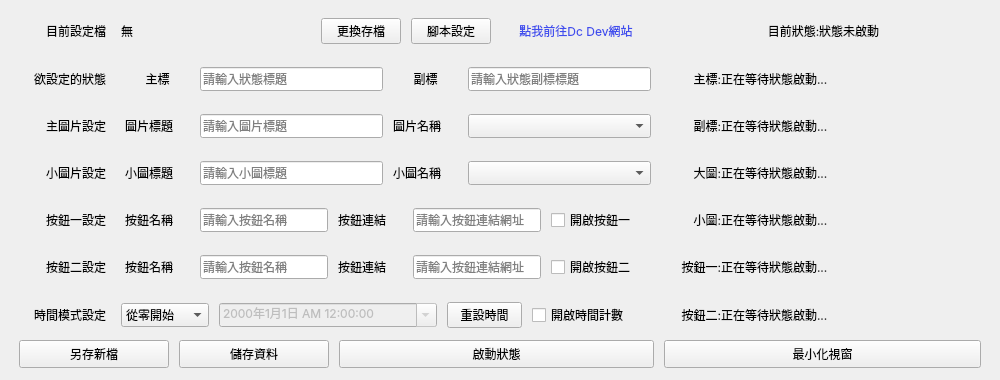
Qt form pyqt ui/main.ui (Evanlau1798/discord-RPC-editor) before a commit.
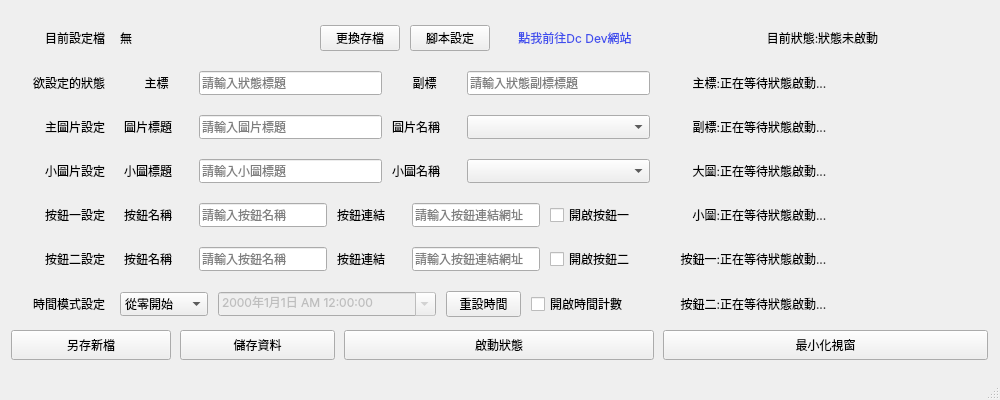
The same form after that commit. Icons and pictures are not drawn.

What changed in the file:
```diff
--- a/pyqt ui/main.ui
+++ b/pyqt ui/main.ui
@@ -10,11 +10,11 @@
     <x>0</x>
     <y>0</y>
     <width>1000</width>
-    <height>380</height>
+    <height>400</height>
    </rect>
   </property>
   <property name="sizePolicy">
-   <sizepolicy hsizetype="Fixed" vsizetype="Fixed">
+   <sizepolicy hsizetype="Minimum" vsizetype="Minimum">
     <horstretch>0</horstretch>
     <verstretch>0</verstretch>
    </sizepolicy>
@@ -22,13 +22,13 @@
   <property name="minimumSize">
    <size>
     <width>1000</width>
-    <height>380</height>
+    <height>400</height>
    </size>
   </property>
   <property name="maximumSize">
    <size>
     <width>1000</width>
-    <height>405</height>
+    <height>400</height>
    </size>
   </property>
   <property name="sizeIncrement">
@@ -72,21 +72,52 @@
    <enum>QTabWidget::Rounded</enum>
   </property>
   <widget class="QWidget" name="centralwidget">
+   <property name="sizePolicy">
+    <sizepolicy hsizetype="Maximum" vsizetype="Maximum">
+     <horstretch>0</horstretch>
+     <verstretch>0</verstretch>
+    </sizepolicy>
+   </property>
+   <property name="minimumSize">
+    <size>
+     <width>1000</width>
+     <height>370</height>
+    </size>
+   </property>
+   <property name="maximumSize">
+    <size>
+     <width>1000</width>
+     <height>370</height>
+    </size>
+   </property>
    <property name="autoFillBackground">
     <bool>false</bool>
    </property>
    <property name="styleSheet">
     <string notr="true"/>
    </property>
-   <widget class="QWidget" name="gridLayoutWidget">
-    <property name="geometry">
-     <rect>
-      <x>0</x>
-      <y>0</y>
-      <width>1001</width>
-      <height>341</height>
-     </rect>
+   <layout class="QVBoxLayout" name="verticalLayout_2">
+    <property name="leftMargin">
+     <number>0</number>
     </property>
+    <property name="topMargin">
+     <number>0</number>
+    </property>
+    <property name="rightMargin">
+     <number>0</number>
+    </property>
+    <property name="bottomMargin">
+     <number>0</number>
+    </property>
+    <item>
+     <layout class="QVBoxLayout" name="verticalLayout">
+      <property name="spacing">
+       <number>3</number>
+      </property>
+      <property name="bottomMargin">
+       <number>0</number>
+      </property>
+      <item>
     <layout class="QGridLayout" name="main_status_grid" columnstretch="0,0,0">
      <property name="sizeConstraint">
       <enum>QLayout::SetDefaultConstraint</enum>
@@ -1549,28 +1580,20 @@
       </layout>
      </item>
     </layout>
-   </widget>
-   <widget class="QWidget" name="gridLayoutWidget_2">
-    <property name="geometry">
-     <rect>
-      <x>0</x>
-      <y>340</y>
-      <width>1001</width>
-      <height>44</height>
-     </rect>
-    </property>
+      </item>
+      <item>
     <layout class="QGridLayout" name="activate_button_grid">
      <property name="leftMargin">
-      <number>15</number>
+         <number>5</number>
      </property>
      <property name="topMargin">
       <number>0</number>
      </property>
      <property name="rightMargin">
-      <number>15</number>
+         <number>5</number>
      </property>
      <property name="bottomMargin">
-      <number>15</number>
+         <number>0</number>
      </property>
      <item row="0" column="2">
       <widget class="QPushButton" name="save_data_button">
@@ -1583,13 +1606,13 @@
        <property name="minimumSize">
         <size>
          <width>0</width>
-         <height>28</height>
+            <height>30</height>
         </size>
        </property>
        <property name="maximumSize">
         <size>
-         <width>150</width>
-         <height>16777215</height>
+            <width>155</width>
+            <height>30</height>
         </size>
        </property>
        <property name="sizeIncrement">
@@ -1606,6 +1629,31 @@
        </property>
       </widget>
      </item>
+        <item row="0" column="3">
+         <widget class="QPushButton" name="activate_status_button">
+          <property name="sizePolicy">
+           <sizepolicy hsizetype="Minimum" vsizetype="Maximum">
+            <horstretch>0</horstretch>
+            <verstretch>0</verstretch>
+           </sizepolicy>
+          </property>
+          <property name="minimumSize">
+           <size>
+            <width>310</width>
+            <height>30</height>
+           </size>
+          </property>
+          <property name="maximumSize">
+           <size>
+            <width>310</width>
+            <height>30</height>
+           </size>
+          </property>
+          <property name="text">
+           <string>啟動狀態</string>
+          </property>
+         </widget>
+        </item>
      <item row="0" column="5">
       <widget class="QPushButton" name="close_window_button">
        <property name="sizePolicy">
@@ -1616,14 +1664,14 @@
        </property>
        <property name="minimumSize">
         <size>
-         <width>317</width>
-         <height>28</height>
+            <width>325</width>
+            <height>30</height>
         </size>
        </property>
        <property name="maximumSize">
         <size>
-         <width>317</width>
-         <height>28</height>
+            <width>325</width>
+            <height>30</height>
         </size>
        </property>
        <property name="text">
@@ -1633,16 +1681,22 @@
      </item>
      <item row="0" column="0">
       <widget class="QPushButton" name="save_data_button_2">
+          <property name="sizePolicy">
+           <sizepolicy hsizetype="Maximum" vsizetype="Maximum">
+            <horstretch>0</horstretch>
+            <verstretch>0</verstretch>
+           </sizepolicy>
+          </property>
        <property name="minimumSize">
         <size>
          <width>0</width>
-         <height>28</height>
+            <height>30</height>
         </size>
        </property>
        <property name="maximumSize">
         <size>
-         <width>150</width>
-         <height>28</height>
+            <width>160</width>
+            <height>30</height>
         </size>
        </property>
        <property name="sizeIncrement">
@@ -1659,34 +1713,13 @@
        </property>
       </widget>
      </item>
-     <item row="0" column="3">
-      <widget class="QPushButton" name="activate_status_button">
-       <property name="sizePolicy">
-        <sizepolicy hsizetype="Minimum" vsizetype="Maximum">
-         <horstretch>0</horstretch>
-         <verstretch>0</verstretch>
-        </sizepolicy>
-       </property>
-       <property name="minimumSize">
-        <size>
-         <width>315</width>
-         <height>28</height>
-        </size>
-       </property>
-       <property name="maximumSize">
-        <size>
-         <width>315</width>
-         <height>28</height>
-        </size>
-       </property>
-       <property name="text">
-        <string>啟動狀態</string>
-       </property>
-      </widget>
-     </item>
-    </layout>
-   </widget>
-  </widget>
+       </layout>
+      </item>
+     </layout>
+    </item>
+   </layout>
+  </widget>
+  <widget class="QStatusBar" name="statusBar"/>
   <action name="white_mode">
    <property name="checkable">
     <bool>true</bool>
```
Left out of the diff: 2 changed lines with no effect on the pictures. Lines whose indentation alone changed are shown as unchanged.
